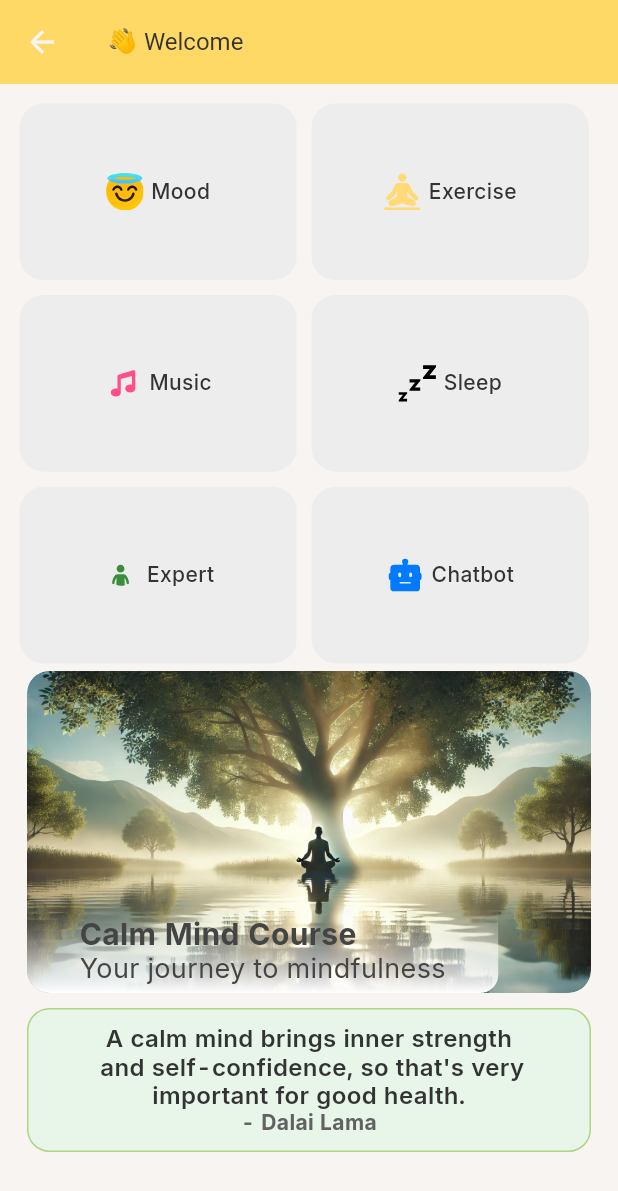
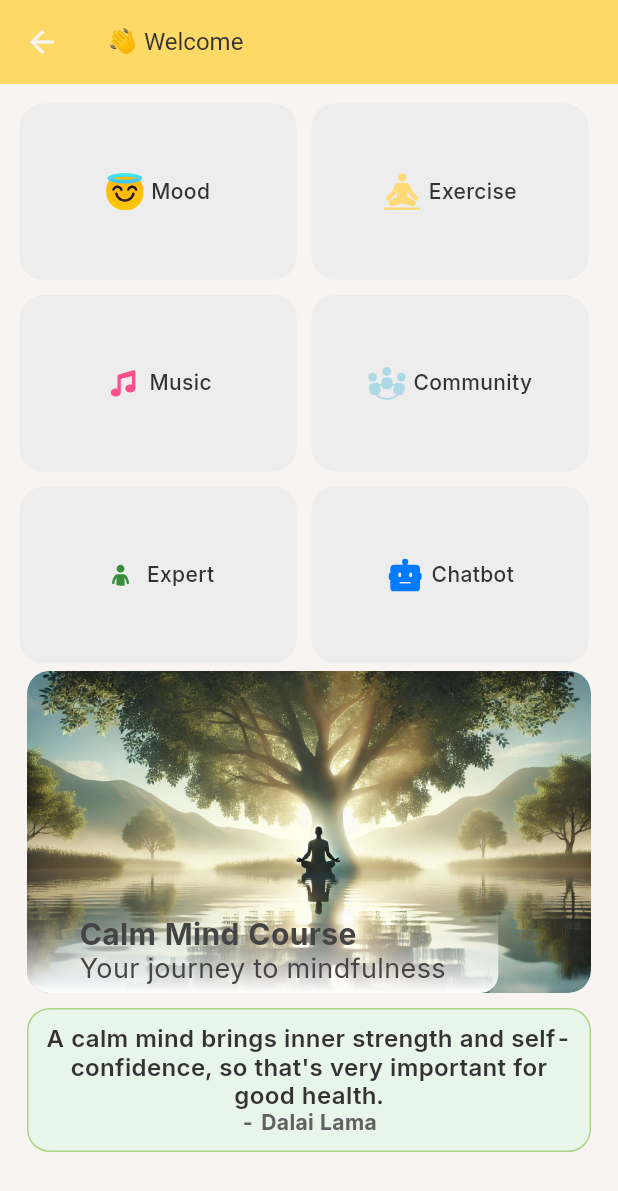
Before and after one commit to TaiMinh2002/MENTAL_HEALTH_APPLICATION, a Flutter app: the HomePage screen opened directly, on a phone screen of 412 x 824 dp. Shown: the top 1191 px of the screen. Run offline on Flutter 3.47's test engine with Material 3 defaults, Android fonts, the phone set to English and light mode, and no system bars; our stand-ins replace device_info_plus, dio, flutter_screenutil, flutter_svg, get, get_storage and 5 more; missing offline and left inert: android_id, flutter_inappwebview; accounts and stored records are empty.

Commit message:
create community

```diff
--- a/mental_healing/lib/app_router.dart
+++ b/mental_healing/lib/app_router.dart
@@ -1,4 +1,5 @@
 import 'package:mental_healing/import.dart';
+import 'package:mental_healing/page/community/community_page.dart';
 import 'package:mental_healing/page/complete_account/complete_account_page.dart';
 import 'package:mental_healing/page/dashboard/dashboardpage.dart';
 import 'package:mental_healing/page/intro/component/page_view_intro.dart';
@@ -19,6 +20,7 @@ class AppRouter {
   static const String routerDashboard = '/dashboard';
   static const String routerPersonInfo = '/person_info';
   static const String routerWebview = '/webview';
+  static const String routerCommunity = '/community';
 
   static const curve = Curves.fastOutSlowIn;
   static const transition = Transition.rightToLeftWithFade;
@@ -90,5 +92,12 @@ class AppRouter {
       transition: Transition.fadeIn,
       transitionDuration: transitionDuration,
     ),
+    GetPage<CommunityPage>(
+      name: routerCommunity,
+      page: () => CommunityPage(),
+      curve: curve,
+      transition: Transition.fadeIn,
+      transitionDuration: transitionDuration,
+    ),
   ];
 }
--- a/mental_healing/lib/page/home/home_controller.dart
+++ b/mental_healing/lib/page/home/home_controller.dart
@@ -1,3 +1,8 @@
+import 'package:mental_healing/app_router.dart';
 import 'package:mental_healing/import.dart';
 
-class HomeController extends GetxController {}
+class HomeController extends GetxController {
+  Future<void> handleCommunity() async {
+    Get.offAllNamed(AppRouter.routerCommunity);
+  }
+}
--- a/mental_healing/lib/page/home/home_page.dart
+++ b/mental_healing/lib/page/home/home_page.dart
@@ -29,26 +29,29 @@ class HomePage extends StatelessWidget with BaseMixin {
                   children: [
                     Row(
                       children: [
-                        _buildGridItem(
-                            LocaleKeys.mood.tr, AssetIcons.mood, context),
-                        _buildGridItem(
-                            LocaleKeys.exercise.tr, AssetIcons.calm, context),
+                        _buildGridItem(LocaleKeys.mood.tr, AssetIcons.mood,
+                            context, () {}),
+                        _buildGridItem(LocaleKeys.exercise.tr, AssetIcons.calm,
+                            context, () {}),
                       ],
                     ),
                     Row(
                       children: [
+                        _buildGridItem(LocaleKeys.music.tr, AssetIcons.music,
+                            context, () {}),
                         _buildGridItem(
-                            LocaleKeys.music.tr, AssetIcons.music, context),
-                        _buildGridItem(
-                            LocaleKeys.sleep.tr, AssetIcons.sleep, context),
+                            LocaleKeys.community.tr,
+                            AssetIcons.community,
+                            context,
+                            controller.handleCommunity),
                       ],
                     ),
                     Row(
                       children: [
-                        _buildGridItem(
-                            LocaleKeys.expert.tr, AssetIcons.experts, context),
-                        _buildGridItem(
-                            LocaleKeys.chatbot.tr, AssetIcons.chatbot, context),
+                        _buildGridItem(LocaleKeys.expert.tr, AssetIcons.experts,
+                            context, () {}),
+                        _buildGridItem(LocaleKeys.chatbot.tr,
+                            AssetIcons.chatbot, context, () {}),
                       ],
                     ),
                     _image(),
@@ -63,11 +66,14 @@ class HomePage extends StatelessWidget with BaseMixin {
     );
   }
 
-  Widget _buildGridItem(String title, String icon, BuildContext context) {
+  Widget _buildGridItem(
+      String title, String icon, BuildContext context, Function()? onTap) {
     final double screenHeight = MediaQuery.of(context).size.height;
     final double screenWidth = MediaQuery.of(context).size.width;
 
-    return Container(
+    return GestureDetector(
+      onTap: onTap,
+      child: Container(
         margin: const EdgeInsets.all(5),
         height: screenHeight / 7,
         width: screenWidth / 2.23,
@@ -88,6 +94,7 @@ class HomePage extends StatelessWidget with BaseMixin {
                 ),
               ),
             ],
+          ),
         ),
       ),
     );
@@ -163,7 +170,7 @@ class HomePage extends StatelessWidget with BaseMixin {
       child: Column(
         children: [
           Text(
-            'A calm mind brings inner strength\n and self-confidence, so that\'s very important for good health.',
+            'A calm mind brings inner strength and self-confidence, so that\'s very important for good health.',
             textAlign: TextAlign.center,
             style: textStyle.semiBold(size: 16, color: color.color333333),
           ),
--- a/mental_healing/lib/r.dart
+++ b/mental_healing/lib/r.dart
@@ -28,6 +28,7 @@ class AssetIcons {
 	static const String chatbot = 'assets/icons/chatbot.svg';
 	static const String chooseAvatar = 'assets/icons/choose_avatar.svg';
 	static const String clock = 'assets/icons/clock.svg';
+	static const String community = 'assets/icons/community.svg';
 	static const String darkMode = 'assets/icons/dark_mode.svg';
 	static const String dashboard1 = 'assets/icons/dashboard1.svg';
 	static const String dashboard2 = 'assets/icons/dashboard2.svg';
```
Also changed, not shown: mental_healing/lib/page/community/component/community_item.dart (added, +67 -0 lines), mental_healing/assets/icons/community.svg (added), mental_healing/lib/page/community/community_controller.dart (added). Lines whose indentation alone changed are shown as unchanged.
